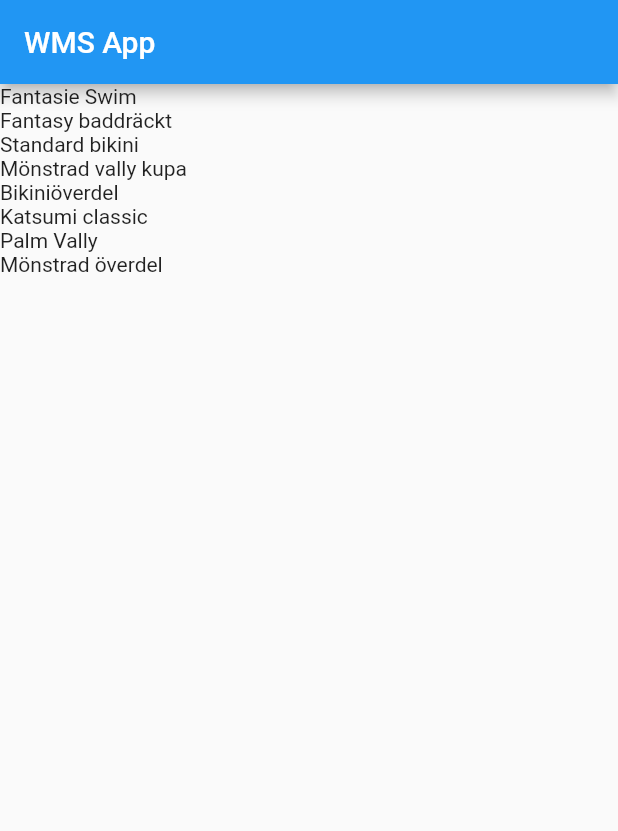
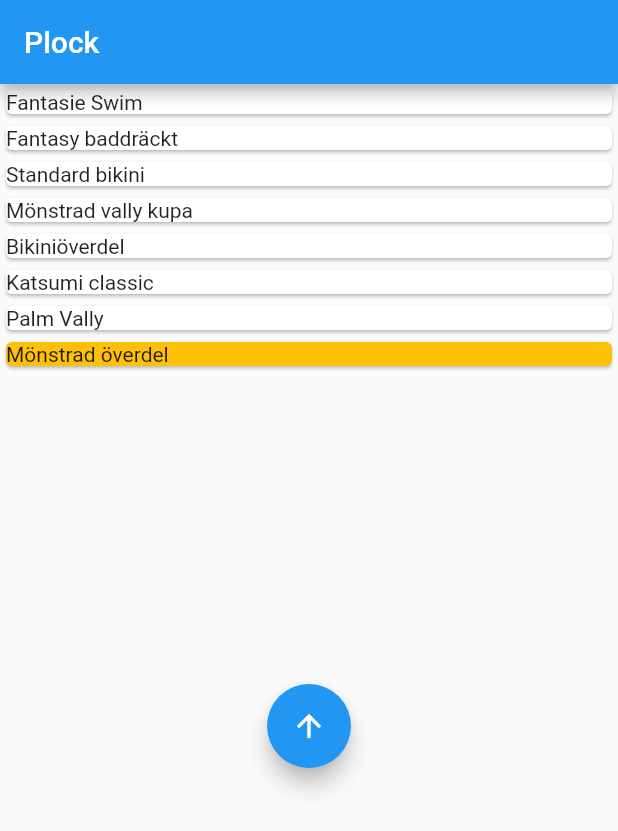
Before and after one commit to Lelelo1/wms_app, a Flutter app: the screen it shows after launch, on a phone screen of 412 x 824 dp. Shown: the top 831 px of the screen. Run offline on Flutter 3.47's test engine with Material 2 defaults, Android fonts, the light colour scheme and no system bars.

Commit message:
made 'plock' a page, which will have a top list section and mid-bottom detailed info and 'plock' button

```diff
--- a/lib/main.dart
+++ b/lib/main.dart
@@ -1,4 +1,5 @@
 import 'package:flutter/material.dart';
+import 'package:wms_app/pages/plock.dart';
 
 import 'stores/test.dart';
 
@@ -28,12 +29,14 @@ class MyApp extends StatelessWidget {
           primarySwatch: Colors.blue,
         ),
         home:
-          MyHomePage(title: appName), // title is wthat is displayed on app bar
-    );
+            // make home page eventually where the worker can go different areas, functionality described in 'Trello' eg
+            //MyHomePage(title: appName), // title is wthat is displayed on app bar
+            PlockPage());
   }
 }
 
 class MyHomePage extends StatefulWidget {
+  // make this a test view, to manually test things
   // stateless widgets
   MyHomePage({Key key, this.title}) : super(key: key);
   final String title;
--- /dev/null
+++ b/lib/pages/plock.dart
@@ -0,0 +1,104 @@
+import 'package:flutter/material.dart';
+import 'package:wms_app/models/product.dart';
+import 'package:wms_app/stores/test.dart';
+import 'package:collection/collection.dart';
+
+class PlockPage extends StatefulWidget {
+  @override
+  State<StatefulWidget> createState() => _State();
+}
+
+class _State extends State<PlockPage> {
+  List<ProductItem> productItems =
+      List.from(Products.get().map((p) => ProductItem(p)));
+
+  @override
+  void initState() {
+    super.initState();
+
+    productItems.last.isHighlighted =
+        true; // starting with first product in 'plocklista'
+  }
+
+  @override
+  Widget build(BuildContext context) {
+    // This method is rerun every time setState is calle
+    return Scaffold(
+        appBar: AppBar(
+          title: Text("Plock"),
+        ),
+        body: Column(children: <Widget>[renderList(), renderDetails()]));
+  }
+
+  // ListView needs a fixed height, when put into column..
+  Widget renderList() {
+    return Container(
+      child: ListView(children: List.from(productItems.map(renderItem))),
+      height: 400,
+    );
+  }
+
+  Widget renderItem(ProductItem productItem) {
+    var color = productItem.isHighlighted ? Colors.amber : Colors.white;
+    return Card(child: Text(productItem.product.name), color: color);
+  }
+
+  Widget renderDetails() {
+    /*r
+    var highlightedProdtuctItem =
+        productItems.firstWhere((pi) => pi.isHighlighted);
+
+    if (highlightedProdtuctItem == null) {
+      print(
+          "There was no highlighted, details of product in 'plock' will not show");
+      return null;
+    }
+  */
+    return FloatingActionButton(
+        // needs to be separated out
+        onPressed: () {
+          nextItem();
+        },
+        child: Icon(Icons.arrow_upward));
+  }
+
+  // create a 'current' product to bind to, remove higlighted boolean
+  // productItems.iterator.current.
+  void nextItem() {
+    print("nextItem");
+
+    // if no highlighted product &&
+
+    ProductItem currentProductItem =
+        productItems.firstWhereOrNull((pi) => pi.isHighlighted);
+    if (currentProductItem == null) {
+      print("completed, there was no next product");
+      return;
+    }
+    currentProductItem.isHighlighted = false;
+
+    var isLastProduct =
+
+    if () {
+      print("end of list reached, final prodict was " +
+          currentProductItem.product.name);
+      return;
+    }
+
+    var nextItem = productItems[index];
+    nextItem.isHighlighted = true;
+    */
+  }
+}
+
+// for list
+class ProductItem {
+  Product product; // the magento database product
+  bool isHighlighted;
+
+  ProductItem(Product product) {
+    this.product = product;
+    isHighlighted =
+        false; // higlighted is the next product that shoul be 'plockad'
+  }
+}
```
Lines whose indentation alone changed are shown as unchanged.
